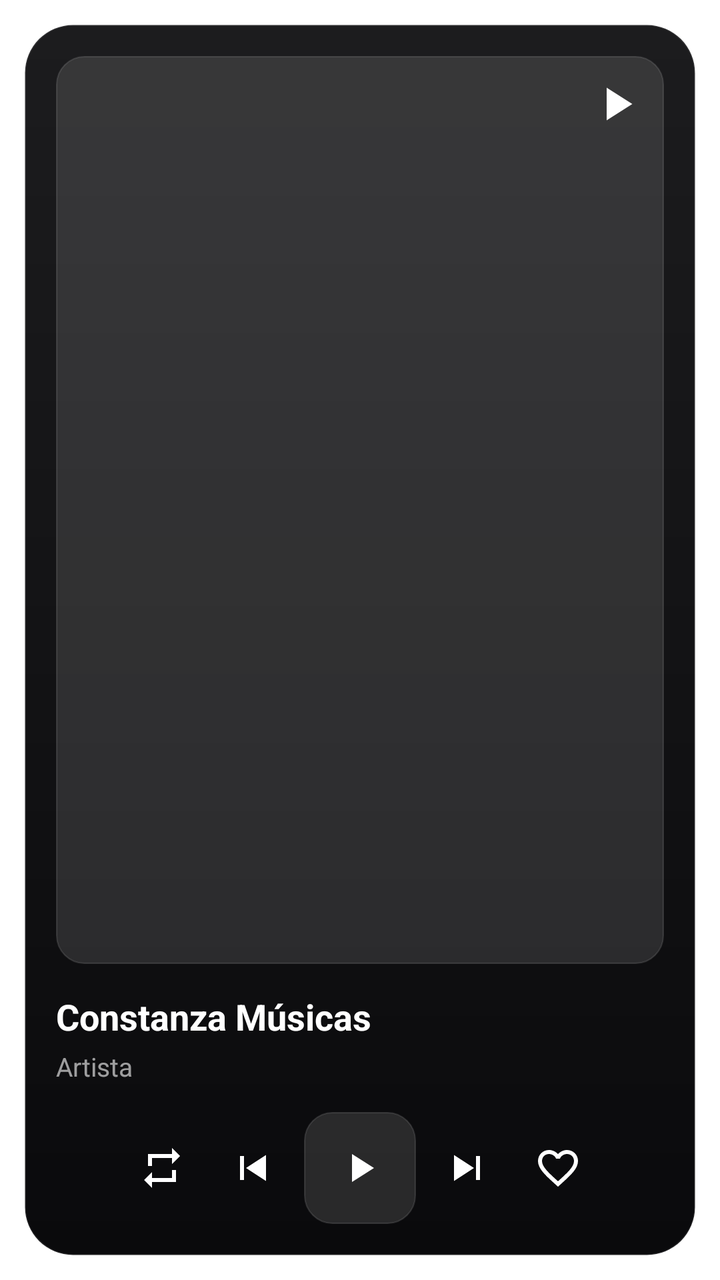
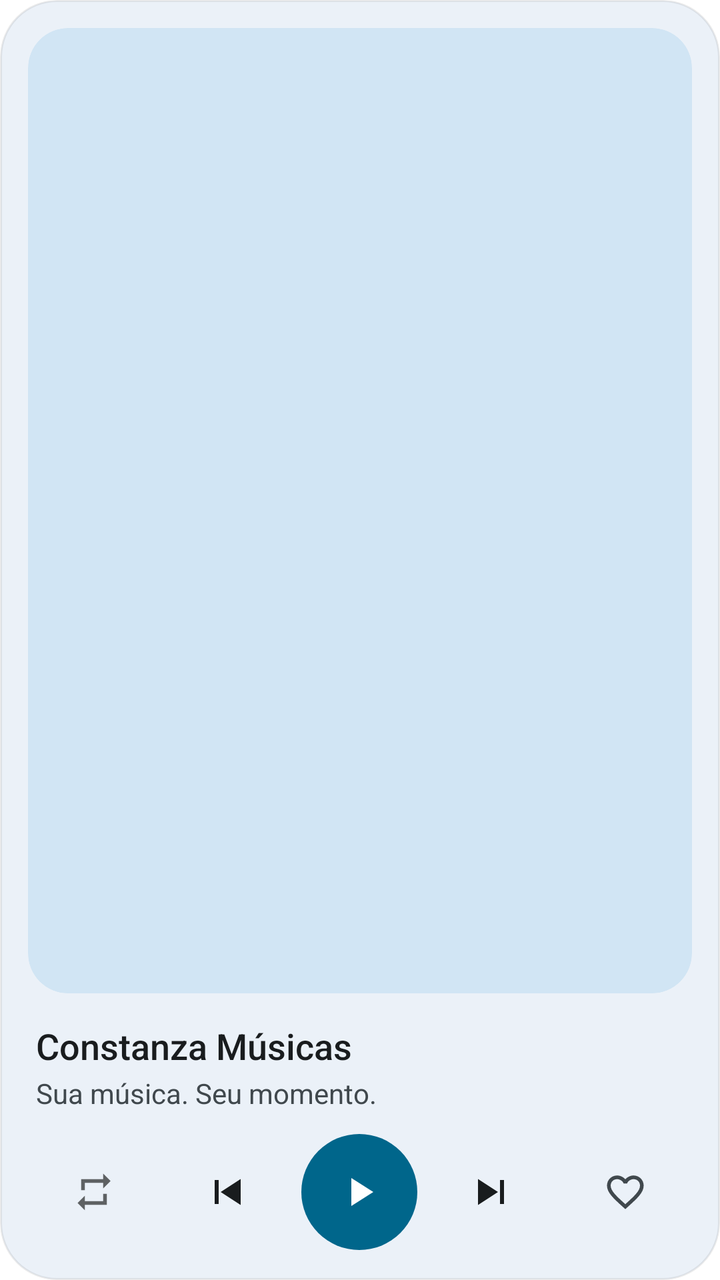

An Android layout rendered at two revisions. The XML below is the earlier revision; the diff shows what the commit changed to produce the second picture.
<!-- AndroidManifest.xml: fallback theme Theme.MaterialComponents.DayNight.NoActionBar -->
<!-- res/layout/widget_large.xml -->
<?xml version="1.0" encoding="utf-8"?>
<FrameLayout xmlns:android="http://schemas.android.com/apk/res/android"
    android:id="@+id/widget_root"
    android:layout_width="match_parent"
    android:layout_height="match_parent"
    android:padding="12dp">

    <LinearLayout
        android:layout_width="match_parent"
        android:layout_height="match_parent"
        android:orientation="vertical"
        android:background="@drawable/widget_bg_dark"
        android:padding="16dp">

        
        <FrameLayout
            android:layout_width="match_parent"
            android:layout_height="0dp"
            android:layout_weight="1">

            <ImageView
                android:id="@+id/widget_artwork"
                android:layout_width="match_parent"
                android:layout_height="match_parent"
                android:scaleType="centerCrop"
                android:src="@mipmap/ic_launcher"
                android:background="@drawable/widget_artwork_bg"
                android:contentDescription="Album art" />

            <ImageView
                android:layout_width="28dp"
                android:layout_height="28dp"
                android:layout_gravity="top|end"
                android:layout_margin="10dp"
                android:src="@drawable/ic_widget_play"
                android:tint="#AAFFFFFF"
                android:contentDescription="Music note" />

        </FrameLayout>

        
        <TextView
            android:id="@+id/widget_title"
            android:layout_width="match_parent"
            android:layout_height="wrap_content"
            android:layout_marginTop="14dp"
            android:text="Constanza Músicas"
            android:textColor="#FFFFFF"
            android:textSize="18sp"
            android:textStyle="bold"
            android:maxLines="1"
            android:ellipsize="end" />

        
        <TextView
            android:id="@+id/widget_artist"
            android:layout_width="match_parent"
            android:layout_height="wrap_content"
            android:layout_marginTop="4dp"
            android:text="Artista"
            android:textColor="#99FFFFFF"
            android:textSize="13sp"
            android:maxLines="1"
            android:ellipsize="end" />

        
        <LinearLayout
            android:layout_width="match_parent"
            android:layout_height="wrap_content"
            android:orientation="horizontal"
            android:gravity="center"
            android:layout_marginTop="14dp">

            <ImageButton
                android:id="@+id/widget_repeat"
                android:layout_width="38dp"
                android:layout_height="38dp"
                android:src="@drawable/ic_widget_repeat_off"
                android:tint="#AAFFFFFF"
                android:background="@android:color/transparent"
                android:contentDescription="Repeat"
                android:scaleType="centerInside"
                android:padding="6dp" />

            <ImageButton
                android:id="@+id/widget_prev"
                android:layout_width="44dp"
                android:layout_height="44dp"
                android:layout_marginStart="4dp"
                android:src="@drawable/ic_widget_prev"
                android:tint="#FFFFFF"
                android:background="@android:color/transparent"
                android:contentDescription="Previous"
                android:scaleType="centerInside"
                android:padding="6dp" />

            <ImageButton
                android:id="@+id/widget_play_pause"
                android:layout_width="56dp"
                android:layout_height="56dp"
                android:layout_marginStart="4dp"
                android:layout_marginEnd="4dp"
                android:src="@drawable/ic_widget_play"
                android:tint="#FFFFFF"
                android:background="@drawable/widget_btn_bg"
                android:contentDescription="Play/Pause"
                android:scaleType="centerInside"
                android:padding="10dp" />

            <ImageButton
                android:id="@+id/widget_next"
                android:layout_width="44dp"
                android:layout_height="44dp"
                android:layout_marginEnd="4dp"
                android:src="@drawable/ic_widget_next"
                android:tint="#FFFFFF"
                android:background="@android:color/transparent"
                android:contentDescription="Next"
                android:scaleType="centerInside"
                android:padding="6dp" />

            <ImageButton
                android:id="@+id/widget_favorite"
                android:layout_width="38dp"
                android:layout_height="38dp"
                android:src="@drawable/ic_favorite_border"
                android:tint="#AAFFFFFF"
                android:background="@android:color/transparent"
                android:contentDescription="Favorite"
                android:scaleType="centerInside"
                android:padding="6dp" />

        </LinearLayout>

    </LinearLayout>
</FrameLayout>
<!-- resources referenced by this layout -->
<resources>
  <!-- drawable ic_favorite_border (drawable) -->
  <vector xmlns:android="http://schemas.android.com/apk/res/android"
      android:width="24dp"
      android:height="24dp"
      android:viewportWidth="24"
      android:viewportHeight="24">
    <path
        android:fillColor="#FFFFFF"
        android:pathData="M16.5,3c-1.74,0 -3.41,0.81 -4.5,2.09C10.91,3.81 9.24,3 7.5,3 4.42,3 2,5.42 2,8.5c0,3.78 3.4,6.86 8.55,11.54L12,21.35l1.45,-1.32C18.6,15.36 22,12.28 22,8.5 22,5.42 19.58,3 16.5,3zM12.1,18.55l-0.1,0.1 -0.1,-0.1C7.14,14.24 4,11.39 4,8.5 4,6.5 5.5,5 7.5,5c1.54,0 3.04,0.99 3.57,2.36h1.87C13.46,5.99 14.96,5 16.5,5c2,0 3.5,1.5 3.5,3.5 0,2.89 -3.14,5.74 -7.9,10.05z"/>
  </vector>
  <!-- drawable ic_widget_play (drawable) -->
  <?xml version="1.0" encoding="utf-8"?>
  <vector xmlns:android="http://schemas.android.com/apk/res/android"
      android:width="24dp" android:height="24dp"
      android:viewportWidth="24" android:viewportHeight="24">
      <path android:fillColor="#FFFFFFFF"
          android:pathData="M8,5 L19,12 L8,19 Z" />
  </vector>
  <!-- drawable ic_widget_repeat_off (drawable) -->
  <?xml version="1.0" encoding="utf-8"?>
  <vector xmlns:android="http://schemas.android.com/apk/res/android"
      android:width="24dp" android:height="24dp"
      android:viewportWidth="24" android:viewportHeight="24"
      android:tint="?android:attr/colorControlNormal">
    <path android:fillColor="@android:color/white"
        android:pathData="M7,7h10v3l4,-4 -4,-4v3H5v6h2V7zM17,17H7v-3l-4,4 4,4v-3h12v-6h-2v4z"/>
  </vector>
  <!-- drawable widget_artwork_bg (drawable) -->
  <?xml version="1.0" encoding="utf-8"?>
  <shape xmlns:android="http://schemas.android.com/apk/res/android"
      android:shape="rectangle">
      <solid android:color="#1FFFFFFF" />
      <corners android:radius="14dp" />
      <stroke android:width="0.5dp" android:color="#1FFFFFFF" />
  </shape>
  <!-- drawable widget_bg_dark (drawable) -->
  <?xml version="1.0" encoding="utf-8"?>
  <shape xmlns:android="http://schemas.android.com/apk/res/android"
      android:shape="rectangle">
      <gradient
          android:type="linear"
          android:angle="270"
          android:startColor="#FF1C1C1E"
          android:endColor="#FF0A0A0C" />
      <corners android:radius="24dp" />
      <stroke android:width="1dp" android:color="#1AFFFFFF" />
  </shape>
  <!-- drawable widget_btn_bg (drawable) -->
  <?xml version="1.0" encoding="utf-8"?>
  <shape xmlns:android="http://schemas.android.com/apk/res/android"
      android:shape="rectangle">
      <solid android:color="#1FFFFFFF" />
      <corners android:radius="14dp" />
      <stroke android:width="0.5dp" android:color="#1FFFFFFF" />
  </shape>
  <color name="ic_launcher_background">#1A1A2E</color>
  <!-- unchanged entries left out for length: 4 -->
</resources>

<!-- the commit's change to res/layout/widget_large.xml (unified diff, before → after) -->
@@ -3,20 +3,23 @@
     android:id="@+id/widget_root"
     android:layout_width="match_parent"
     android:layout_height="match_parent"
-    android:padding="12dp">
+    android:padding="@dimen/widget_margin">
 
     <LinearLayout
+        android:id="@android:id/background"
         android:layout_width="match_parent"
         android:layout_height="match_parent"
         android:orientation="vertical"
-        android:background="@drawable/widget_bg_dark"
-        android:padding="16dp">
+        android:background="@drawable/widget_surface"
+        android:clipToOutline="true"
+        android:padding="14dp">
 
-        
         <FrameLayout
             android:layout_width="match_parent"
             android:layout_height="0dp"
-            android:layout_weight="1">
+            android:layout_weight="1"
+            android:background="@drawable/widget_artwork_frame"
+            android:clipToOutline="true">
 
             <ImageView
                 android:id="@+id/widget_artwork"
@@ -24,113 +27,110 @@
                 android:layout_height="match_parent"
                 android:scaleType="centerCrop"
                 android:src="@mipmap/ic_launcher"
-                android:background="@drawable/widget_artwork_bg"
-                android:contentDescription="Album art" />
-
-            <ImageView
-                android:layout_width="28dp"
-                android:layout_height="28dp"
-                android:layout_gravity="top|end"
-                android:layout_margin="10dp"
-                android:src="@drawable/ic_widget_play"
-                android:tint="#AAFFFFFF"
-                android:contentDescription="Music note" />
-
+                android:contentDescription="@string/widget_cd_artwork" />
         </FrameLayout>
 
-        
         <TextView
             android:id="@+id/widget_title"
             android:layout_width="match_parent"
             android:layout_height="wrap_content"
             android:layout_marginTop="14dp"
-            android:text="Constanza Músicas"
-            android:textColor="#FFFFFF"
+            android:paddingStart="4dp"
+            android:paddingEnd="4dp"
+            android:text="@string/widget_default_title"
+            android:textColor="@color/widget_on_surface"
             android:textSize="18sp"
-            android:textStyle="bold"
+            android:fontFamily="sans-serif-medium"
             android:maxLines="1"
             android:ellipsize="end" />
 
-        
         <TextView
             android:id="@+id/widget_artist"
             android:layout_width="match_parent"
             android:layout_height="wrap_content"
-            android:layout_marginTop="4dp"
-            android:text="Artista"
-            android:textColor="#99FFFFFF"
-            android:textSize="13sp"
+            android:layout_marginTop="2dp"
+            android:paddingStart="4dp"
+            android:paddingEnd="4dp"
+            android:text="@string/widget_default_artist"
+            android:textColor="@color/widget_on_surface_variant"
+            android:textSize="14sp"
             android:maxLines="1"
             android:ellipsize="end" />
 
-        
         <LinearLayout
             android:layout_width="match_parent"
-            android:layout_height="wrap_content"
+            android:layout_height="60dp"
+            android:layout_marginTop="10dp"
             android:orientation="horizontal"
-            android:gravity="center"
-            android:layout_marginTop="14dp">
+            android:gravity="center_vertical">
 
-            <ImageButton
-                android:id="@+id/widget_repeat"
-                android:layout_width="38dp"
-                android:layout_height="38dp"
-                android:src="@drawable/ic_widget_repeat_off"
-                android:tint="#AAFFFFFF"
-                android:background="@android:color/transparent"
-                android:contentDescription="Repeat"
-                android:scaleType="centerInside"
-                android:padding="6dp" />
+            <FrameLayout android:layout_width="0dp" android:layout_height="match_parent" android:layout_weight="1">
+                <ImageButton
+                    android:id="@+id/widget_repeat"
+                    android:layout_width="40dp"
+                    android:layout_height="40dp"
+                    android:layout_gravity="center"
+                    android:src="@drawable/ic_widget_repeat_off"
+                    android:background="@drawable/widget_icon_btn_bg"
+                    android:contentDescription="@string/widget_cd_repeat"
+                    android:scaleType="centerInside"
+                    android:padding="9dp" />
+            </FrameLayout>
 
-            <ImageButton
-                android:id="@+id/widget_prev"
-                android:layout_width="44dp"
-                android:layout_height="44dp"
-                android:layout_marginStart="4dp"
-                android:src="@drawable/ic_widget_prev"
-                android:tint="#FFFFFF"
-                android:background="@android:color/transparent"
-                android:contentDescription="Previous"
-                android:scaleType="centerInside"
-                android:padding="6dp" />
+            <FrameLayout android:layout_width="0dp" android:layout_height="match_parent" android:layout_weight="1">
+                <ImageButton
+                    android:id="@+id/widget_prev"
+                    android:layout_width="44dp"
+                    android:layout_height="44dp"
+                    android:layout_gravity="center"
+                    android:src="@drawable/ic_widget_prev"
+                    android:tint="@color/widget_on_surface"
+                    android:background="@drawable/widget_icon_btn_bg"
+                    android:contentDescription="@string/widget_cd_prev"
+                    android:scaleType="centerInside"
+                    android:padding="9dp" />
+            </FrameLayout>
 
-            <ImageButton
-                android:id="@+id/widget_play_pause"
-                android:layout_width="56dp"
-                android:layout_height="56dp"
-                android:layout_marginStart="4dp"
-                android:layout_marginEnd="4dp"
-                android:src="@drawable/ic_widget_play"
-                android:tint="#FFFFFF"
-                android:background="@drawable/widget_btn_bg"
-                android:contentDescription="Play/Pause"
-                android:scaleType="centerInside"
-                android:padding="10dp" />
+            <FrameLayout android:layout_width="0dp" android:layout_height="match_parent" android:layout_weight="1">
+                <ImageButton
+                    android:id="@+id/widget_play_pause"
+                    android:layout_width="58dp"
+                    android:layout_height="58dp"
+                    android:layout_gravity="center"
+                    android:src="@drawable/ic_widget_play"
+                    android:tint="@color/widget_on_accent"
+                    android:background="@drawable/widget_play_bg"
+                    android:contentDescription="@string/widget_cd_play_pause"
+                    android:scaleType="centerInside"
+                    android:padding="15dp" />
+            </FrameLayout>
 
-            <ImageButton
-                android:id="@+id/widget_next"
-                android:layout_width="44dp"
-                android:layout_height="44dp"
-                android:layout_marginEnd="4dp"
-                android:src="@drawable/ic_widget_next"
-                android:tint="#FFFFFF"
-                android:background="@android:color/transparent"
-                android:contentDescription="Next"
-                android:scaleType="centerInside"
-                android:padding="6dp" />
+            <FrameLayout android:layout_width="0dp" android:layout_height="match_parent" android:layout_weight="1">
+                <ImageButton
+                    android:id="@+id/widget_next"
+                    android:layout_width="44dp"
+                    android:layout_height="44dp"
+                    android:layout_gravity="center"
+                    android:src="@drawable/ic_widget_next"
+                    android:tint="@color/widget_on_surface"
+                    android:background="@drawable/widget_icon_btn_bg"
+                    android:contentDescription="@string/widget_cd_next"
+                    android:scaleType="centerInside"
+                    android:padding="9dp" />
+            </FrameLayout>
 
-            <ImageButton
-                android:id="@+id/widget_favorite"
-                android:layout_width="38dp"
-                android:layout_height="38dp"
-                android:src="@drawable/ic_favorite_border"
-                android:tint="#AAFFFFFF"
-                android:background="@android:color/transparent"
-                android:contentDescription="Favorite"
-                android:scaleType="centerInside"
-                android:padding="6dp" />
-
+            <FrameLayout android:layout_width="0dp" android:layout_height="match_parent" android:layout_weight="1">
+                <ImageButton
+                    android:id="@+id/widget_favorite"
+                    android:layout_width="40dp"
+                    android:layout_height="40dp"
+                    android:layout_gravity="center"
+                    android:src="@drawable/ic_favorite_border"
+                    android:background="@drawable/widget_icon_btn_bg"
+                    android:contentDescription="@string/widget_cd_favorite"
+                    android:scaleType="centerInside"
+                    android:padding="9dp" />
+            </FrameLayout>
         </LinearLayout>
-
     </LinearLayout>
 </FrameLayout>
<!-- resource entries referenced after the edit -->
@@ -1,5 +1,9 @@
 <!-- resources referenced by this layout -->
 <resources>
+  <color name="widget_on_accent">#FFFFFFFF</color>
+  <color name="widget_on_surface">#FF1C1B20</color>
+  <color name="widget_on_surface_variant">#FF5F5B67</color>
+  <dimen name="widget_margin">8dp</dimen>
   <!-- drawable ic_favorite_border (drawable) -->
   <vector xmlns:android="http://schemas.android.com/apk/res/android"
       android:width="24dp"
@@ -7,7 +11,7 @@
       android:viewportWidth="24"
       android:viewportHeight="24">
     <path
-        android:fillColor="#FFFFFF"
+        android:fillColor="@color/widget_on_surface_variant"
         android:pathData="M16.5,3c-1.74,0 -3.41,0.81 -4.5,2.09C10.91,3.81 9.24,3 7.5,3 4.42,3 2,5.42 2,8.5c0,3.78 3.4,6.86 8.55,11.54L12,21.35l1.45,-1.32C18.6,15.36 22,12.28 22,8.5 22,5.42 19.58,3 16.5,3zM12.1,18.55l-0.1,0.1 -0.1,-0.1C7.14,14.24 4,11.39 4,8.5 4,6.5 5.5,5 7.5,5c1.54,0 3.04,0.99 3.57,2.36h1.87C13.46,5.99 14.96,5 16.5,5c2,0 3.5,1.5 3.5,3.5 0,2.89 -3.14,5.74 -7.9,10.05z"/>
   </vector>
   <!-- drawable ic_widget_play (drawable) -->
@@ -24,37 +28,55 @@
       android:width="24dp" android:height="24dp"
       android:viewportWidth="24" android:viewportHeight="24"
       android:tint="?android:attr/colorControlNormal">
-    <path android:fillColor="@android:color/white"
+    <path android:fillColor="@color/widget_on_surface_variant"
         android:pathData="M7,7h10v3l4,-4 -4,-4v3H5v6h2V7zM17,17H7v-3l-4,4 4,4v-3h12v-6h-2v4z"/>
   </vector>
-  <!-- drawable widget_artwork_bg (drawable) -->
+  <!-- drawable widget_artwork_frame (drawable) -->
   <?xml version="1.0" encoding="utf-8"?>
-  <shape xmlns:android="http://schemas.android.com/apk/res/android"
-      android:shape="rectangle">
-      <solid android:color="#1FFFFFFF" />
-      <corners android:radius="14dp" />
-      <stroke android:width="0.5dp" android:color="#1FFFFFFF" />
+  <shape xmlns:android="http://schemas.android.com/apk/res/android" android:shape="rectangle">
+      <solid android:color="@color/widget_container" />
+      <corners android:radius="@dimen/widget_inner_radius" />
   </shape>
-  <!-- drawable widget_bg_dark (drawable) -->
+  <!-- drawable widget_icon_btn_bg (drawable) -->
   <?xml version="1.0" encoding="utf-8"?>
-  <shape xmlns:android="http://schemas.android.com/apk/res/android"
-      android:shape="rectangle">
-      <gradient
-          android:type="linear"
-          android:angle="270"
-          android:startColor="#FF1C1C1E"
-          android:endColor="#FF0A0A0C" />
-      <corners android:radius="24dp" />
-      <stroke android:width="1dp" android:color="#1AFFFFFF" />
+  <ripple xmlns:android="http://schemas.android.com/apk/res/android" android:color="@color/widget_ripple">
+      <item android:id="@android:id/mask">
+          <shape android:shape="oval">
+              <solid android:color="#FFFFFFFF" />
+          </shape>
+      </item>
+  </ripple>
+  <!-- drawable widget_play_bg (drawable) -->
+  <?xml version="1.0" encoding="utf-8"?>
+  <ripple xmlns:android="http://schemas.android.com/apk/res/android" android:color="@color/widget_ripple">
+      <item>
+          <shape android:shape="oval">
+              <solid android:color="@color/widget_accent" />
+          </shape>
+      </item>
+  </ripple>
+  <!-- drawable widget_surface (drawable) -->
+  <?xml version="1.0" encoding="utf-8"?>
+  <shape xmlns:android="http://schemas.android.com/apk/res/android" android:shape="rectangle">
+      <solid android:color="@color/widget_surface" />
+      <corners android:radius="@dimen/widget_radius" />
+      <stroke android:width="1dp" android:color="@color/widget_outline" />
   </shape>
-  <!-- drawable widget_btn_bg (drawable) -->
-  <?xml version="1.0" encoding="utf-8"?>
-  <shape xmlns:android="http://schemas.android.com/apk/res/android"
-      android:shape="rectangle">
-      <solid android:color="#1FFFFFFF" />
-      <corners android:radius="14dp" />
-      <stroke android:width="0.5dp" android:color="#1FFFFFFF" />
-  </shape>
+  <string name="widget_cd_artwork">Capa do álbum</string>
+  <string name="widget_cd_favorite">Favorito</string>
+  <string name="widget_cd_next">Seguinte</string>
+  <string name="widget_cd_play_pause">Reproduzir ou pausar</string>
+  <string name="widget_cd_prev">Anterior</string>
+  <string name="widget_cd_repeat">Repetir</string>
+  <string name="widget_default_artist">Sua música. Seu momento.</string>
+  <string name="widget_default_title">Constanza Músicas</string>
+  <color name="widget_container">#FFE9E3F1</color>
+  <dimen name="widget_inner_radius">16dp</dimen>
+  <color name="widget_ripple">#1F000000</color>
+  <color name="widget_accent">#FF6750A4</color>
+  <color name="widget_surface">#FFF6F3FA</color>
+  <dimen name="widget_radius">24dp</dimen>
+  <color name="widget_outline">#14000000</color>
   <color name="ic_launcher_background">#1A1A2E</color>
   <!-- unchanged entries left out for length: 4 -->
 </resources>
